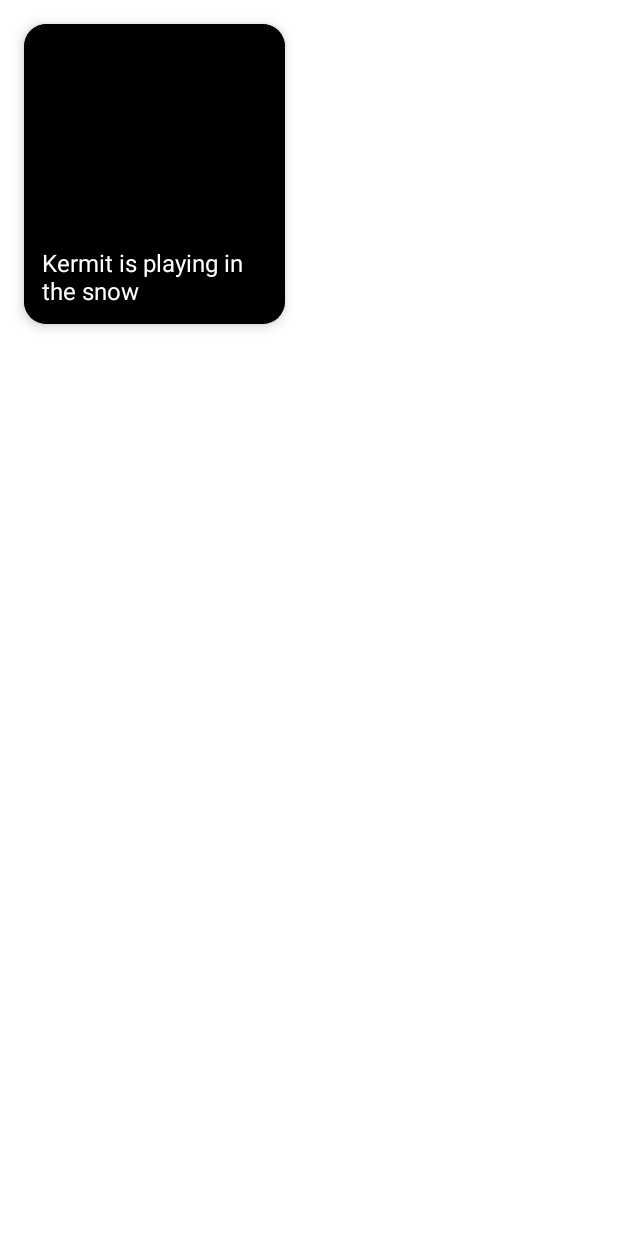
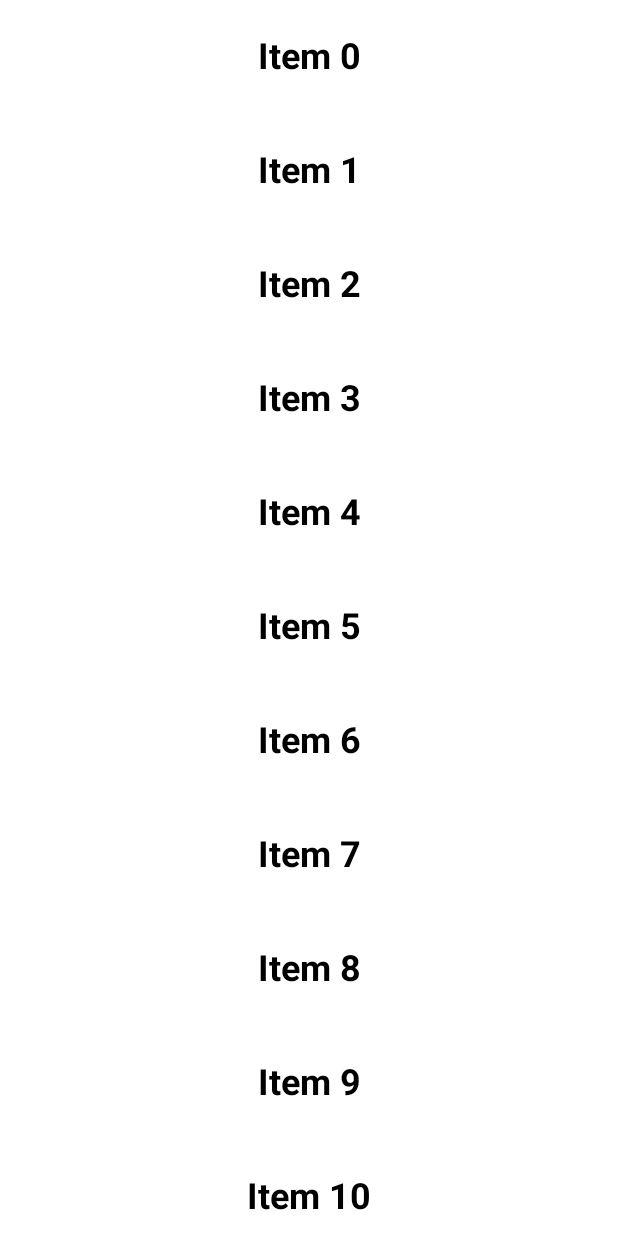
Before and after one commit to roshanrai06/ComposeTutorial, an Android app built with Jetpack Compose: the screen it shows after launch (MainActivity), on a phone screen of 412 x 824 dp. Run offline under Robolectric (Android 15) with nearby library versions, the phone set to English and light mode, and no system bars.

Commit message:
Lazy Column

```diff
--- a/app/src/main/java/com/roshan/composetutorial/MainActivity.kt
+++ b/app/src/main/java/com/roshan/composetutorial/MainActivity.kt
@@ -3,112 +3,33 @@ package com.roshan.composetutorial
 import android.os.Bundle
 import androidx.activity.ComponentActivity
 import androidx.activity.compose.setContent
-import androidx.compose.foundation.Image
-import androidx.compose.foundation.background
-import androidx.compose.foundation.border
-import androidx.compose.foundation.layout.*
-import androidx.compose.foundation.shape.RoundedCornerShape
-import androidx.compose.material.Card
+import androidx.compose.foundation.layout.fillMaxSize
+import androidx.compose.foundation.layout.padding
+import androidx.compose.foundation.lazy.LazyColumn
 import androidx.compose.material.Text
-import androidx.compose.runtime.Composable
-import androidx.compose.ui.Alignment
 import androidx.compose.ui.Modifier
-import androidx.compose.ui.graphics.Brush
-import androidx.compose.ui.graphics.Color
-import androidx.compose.ui.graphics.painter.Painter
-import androidx.compose.ui.layout.ContentScale
-import androidx.compose.ui.res.painterResource
-import androidx.compose.ui.text.TextStyle
-import androidx.compose.ui.tooling.preview.Preview
+import androidx.compose.ui.text.font.FontWeight
+import androidx.compose.ui.text.style.TextAlign
 import androidx.compose.ui.unit.dp
 import androidx.compose.ui.unit.sp
-import com.roshan.composetutorial.ui.theme.ComposeTutorialTheme
 
 class MainActivity : ComponentActivity() {
     override fun onCreate(savedInstanceState: Bundle?) {
         super.onCreate(savedInstanceState)
         setContent {
-            val painter = painterResource(id = R.drawable.kermit)
-            val contentDescription = "This is Kermit Image"
-            val title = "Kermit is playing in the snow"
-            Box(
-                modifier = Modifier
-                    .fillMaxWidth(0.5f)
-                    .padding(16.dp)
-            ) {
-                ImageCard(painter = painter, contentDescription = contentDescription, title = title)
+            LazyColumn() {
+                items(5000){
+                    Text(
+                        text = "Item $it",
+                        fontSize = 24.sp,
+                        fontWeight = FontWeight.Bold,
+                        textAlign = TextAlign.Center,
+                        modifier = Modifier
+                            .fillMaxSize()
+                            .padding(vertical = 24.dp)
+                    )
+                }
             }
-
         }
     }
 }
-
-@Composable
-fun ImageCard(
-    painter: Painter,
-    contentDescription: String,
-    title: String,
-    modifier: Modifier = Modifier
-) {
-    Card(
-        modifier = modifier.fillMaxWidth(),
-        shape = RoundedCornerShape(15.dp),
-        elevation = 5.dp
-    ) {
-        Box(modifier = Modifier.height(200.dp)) {
-            Image(
-                painter = painter,
-                contentDescription = contentDescription,
-                contentScale = ContentScale.Crop
-            )
-            Box(
-                modifier = Modifier
-                    .fillMaxSize()
-                    .background(
-                        Brush.verticalGradient(
-                            colors = listOf(
-                                Color.Transparent, Color.Black
-                            ), startY = 300f
-                        )
-                    )
-            )
-            Box(
-                modifier = Modifier
-                    .fillMaxSize()
-                    .padding(12.dp), contentAlignment = Alignment.BottomStart
-            ) {
-                Text(title, style = TextStyle(color = Color.White, fontSize = 16.sp))
-            }
-        }
-    }
-
-}
-
-@Composable
-fun Greeting(name: String) {
-    Column(
-        Modifier
-            .background(Color.Green)
-            .fillMaxHeight(.5f)
-            .fillMaxWidth()
-            .border(5.dp, Color.Magenta)
-            .padding(5.dp)
-            .border(5.dp, Color.Blue)
-
-//        horizontalAlignment = Alignment.CenterHorizontally,
-//        verticalArrangement = Arrangement.SpaceAround
-    ) {
-        Text(text = "Hello1 $name!")
-        Spacer(modifier = Modifier.height(50.dp))
-        Text(text = "Hello2 $name!")
-    }
-
-}
-
-@Preview(showBackground = true)
-@Composable
-fun DefaultPreview() {
-    ComposeTutorialTheme {
-        Greeting("Android")
-    }
-}
```
